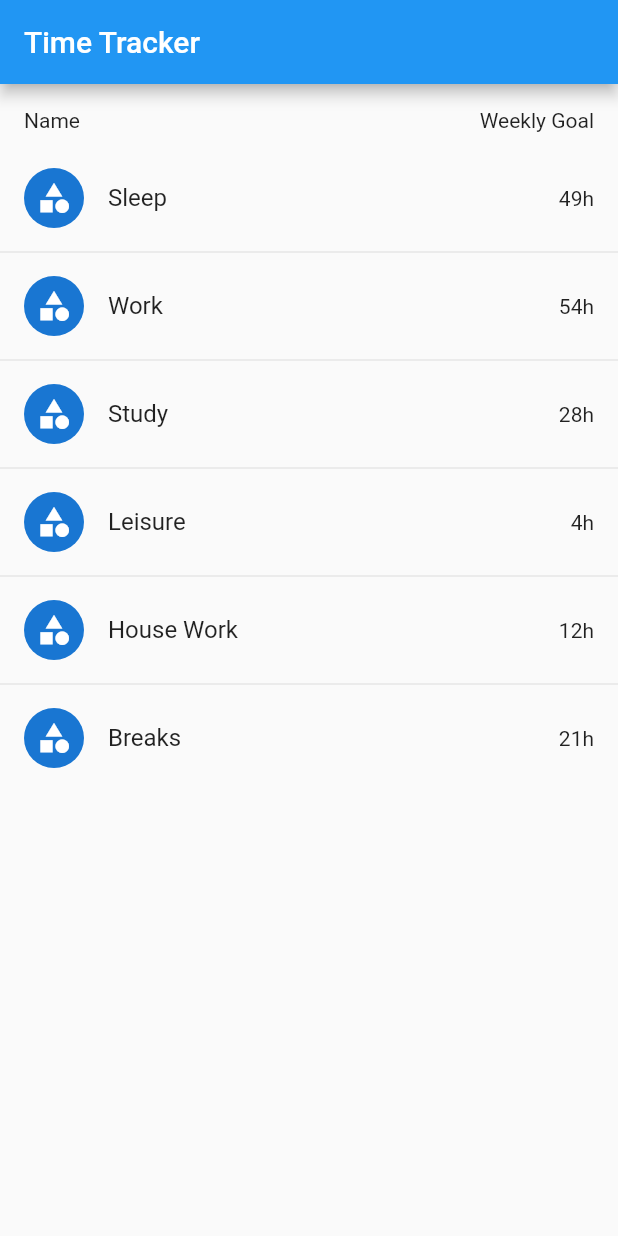
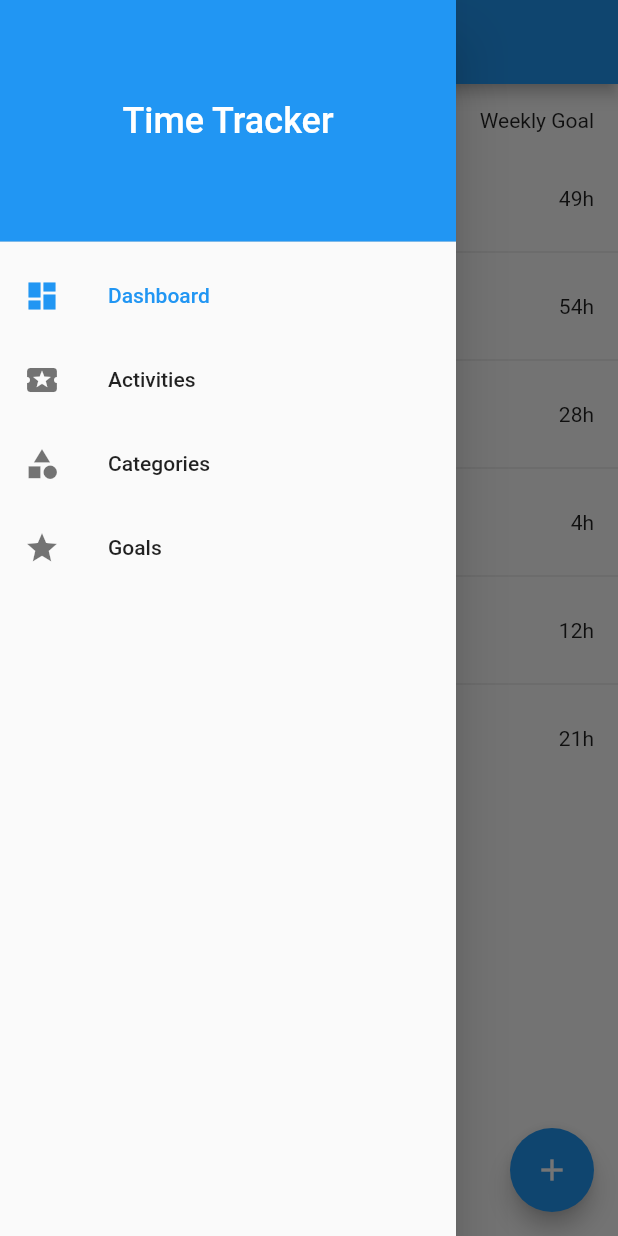
Before and after one commit to felipemvitor/time-tracker-app, a Flutter app: the screen it shows after launch, with the side drawer open (before the commit the screen has no drawer), on a phone screen of 412 x 824 dp. Run offline on Flutter 3.47's test engine with Material 2 defaults, Android fonts, the phone set to English and light mode, and no system bars; missing offline and left inert: dart:ffi.

Commit message:
Created navigation drawer

```diff
--- a/lib/main.dart
+++ b/lib/main.dart
@@ -1,10 +1,7 @@
-import 'dart:convert';
+import 'package:flutter/material.dart';
 
-import 'package:flutter/material.dart';
-import 'package:flutter/services.dart' show rootBundle;
-import 'package:time_tracker_flutter_app/model/Category.dart';
-
-import 'view/widgets/CategoryItem.dart';
+import 'package:time_tracker_flutter_app/view/screens/CategoriesScreen.dart';
+import 'package:time_tracker_flutter_app/view/widgets/DrawerItem.dart';
 
 void main() {
   runApp(MyApp());
@@ -32,55 +29,39 @@ class MyHomePage extends StatefulWidget {
 }
 
 class _MyHomePageState extends State<MyHomePage> {
-  List<Category> _categories = [];
-
-  Future<List<Category>> loadCategories() async {
-    String json = await rootBundle.loadString('assets/data/categories.json');
-
-    var list = jsonDecode(json) as List;
-    var categories = list.map((item) => Category.fromJson(item)).toList();
-    setState(() {
-      _categories = categories;
-    });
-  }
-
   @override
   Widget build(BuildContext context) {
     AppBar appBar = AppBar(
       title: Text('Time Tracker'),
     );
 
-    loadCategories();
-
     return Scaffold(
       appBar: appBar,
-      body: Column(
-        mainAxisAlignment: MainAxisAlignment.start,
-        children: [
-          Padding(
-            padding:
-                const EdgeInsets.all(16.0),
-            child: Row(
-              mainAxisAlignment: MainAxisAlignment.spaceBetween,
-              children: [
-                Text('Name'),
-                Text('Weekly Goal'),
-              ],
+      floatingActionButton: FloatingActionButton(
+        child: Icon(Icons.add),
+      ),
+      drawer: Drawer(
+        child: ListView(
+          padding: EdgeInsets.zero,
+          children: [
+            DrawerHeader(
+              padding: EdgeInsets.all(20.0),
+              child: Center(
+                child: Text(
+                  'Time Tracker',
+                  style: TextStyle(fontSize: 24.0, color: Colors.white),
+                ),
+              ),
+              decoration: BoxDecoration(color: Colors.blue),
             ),
-          ),
-          Expanded(
-            child: ListView.separated(
-              itemCount: _categories.length,
-              itemBuilder: (BuildContext context, int index) {
-                return CategoryItem(_categories[index], Icons.category);
-              },
-              separatorBuilder: (BuildContext context, int index) {
-                return const Divider();
-              },
-            ),
-          ),
-        ],
+            DrawerItem('Dashboard', Icons.dashboard, () {}, true),
+            DrawerItem('Activities', Icons.local_activity, () {}, false),
+            DrawerItem('Categories', Icons.category, () {}, false),
+            DrawerItem('Goals', Icons.star, () {}, false),
+          ],
+        ),
       ),
+      body: CategoriesScreen(),
     );
   }
 }
--- /dev/null
+++ b/lib/view/screens/CategoriesScreen.dart
@@ -0,0 +1,58 @@
+import 'dart:convert';
+import 'dart:ffi';
+
+import 'package:flutter/material.dart';
+
+import 'package:flutter/services.dart' show rootBundle;
+import '../widgets/CategoryItem.dart';
+import '../../model/Category.dart';
+
+class CategoriesScreen extends StatefulWidget {
+  @override
+  _CategoriesScreenState createState() => _CategoriesScreenState();
+}
+
+class _CategoriesScreenState extends State<CategoriesScreen> {
+  List<Category> _categories = [];
+
+  Future loadCategories() async {
+    String json = await rootBundle.loadString('assets/data/categories.json');
+
+    var list = jsonDecode(json) as List;
+    var categories = list.map((item) => Category.fromJson(item)).toList();
+    setState(() {
+      _categories = categories;
+    });
+  }
+
+  @override
+  Widget build(BuildContext context) {
+    loadCategories();
+
+    return Column(
+      children: [
+        Padding(
+          padding: const EdgeInsets.all(16.0),
+          child: Row(
+            mainAxisAlignment: MainAxisAlignment.spaceBetween,
+            children: [
+              Text('Name'),
+              Text('Weekly Goal'),
+            ],
+          ),
+        ),
+        Expanded(
+          child: ListView.separated(
+            itemCount: _categories.length,
+            itemBuilder: (BuildContext context, int index) {
+              return CategoryItem(_categories[index], Icons.category);
+            },
+            separatorBuilder: (BuildContext context, int index) {
+              return const Divider();
+            },
+          ),
+        ),
+      ],
+    );
+  }
+}
--- /dev/null
+++ b/lib/view/widgets/DrawerItem.dart
@@ -0,0 +1,25 @@
+import 'package:flutter/material.dart';
+
+class DrawerItem extends StatelessWidget {
+  final String title;
+  final IconData icon;
+  final Function onTap;
+  final bool selected;
+
+  DrawerItem(this.title, this.icon, this.onTap, this.selected);
+
+  @override
+  Widget build(BuildContext context) {
+    return InkWell(
+      onTap: onTap,
+      splashColor: Colors.black12,
+      child: ListTile(
+        title: Text(
+          title,
+          style: TextStyle(color: selected ? Colors.blue : Colors.black87),
+        ),
+        leading: Icon(icon, color: selected ? Colors.blue : Colors.black54),
+      ),
+    );
+  }
+}
```
